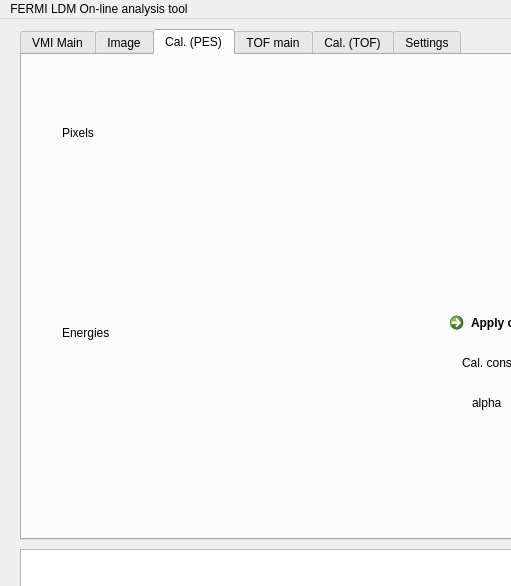
The window that gui_scripts/files_to_build_gui/form.ui (a-ngai/SolvatedElectronsBeamtime) describes before a commit, drawn with Qt 5; both pictures show x 0 to 511 and y 0 to 586 of the 662 by 669 pixel window.
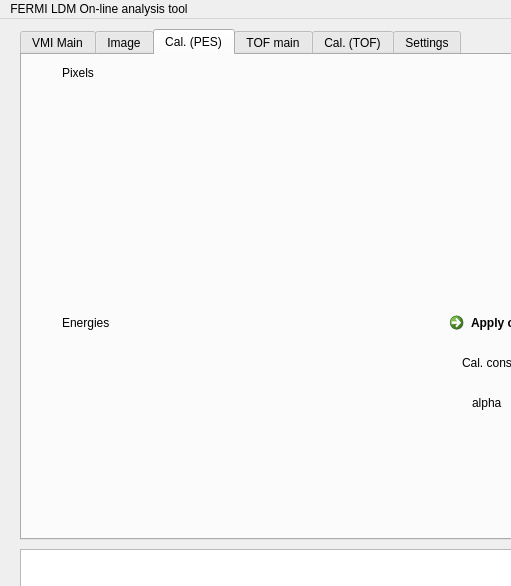
The same window after the commit. The open tabs and pages were chosen to show the change.

Diff of the .ui file:
```diff
--- a/gui_scripts/files_to_build_gui/form.ui
+++ b/gui_scripts/files_to_build_gui/form.ui
@@ -787,9 +787,9 @@
       <property name="geometry">
        <rect>
         <x>30</x>
-        <y>100</y>
+        <y>40</y>
         <width>351</width>
-        <height>101</height>
+        <height>181</height>
        </rect>
       </property>
       <layout class="QGridLayout" name="pes_show_pixels"/>
@@ -798,9 +798,9 @@
       <property name="geometry">
        <rect>
         <x>30</x>
-        <y>300</y>
+        <y>290</y>
         <width>351</width>
-        <height>91</height>
+        <height>181</height>
        </rect>
       </property>
       <layout class="QGridLayout" name="pes_show_energy"/>
@@ -809,7 +809,7 @@
       <property name="geometry">
        <rect>
         <x>40</x>
-        <y>70</y>
+        <y>10</y>
         <width>49</width>
         <height>16</height>
        </rect>
@@ -822,7 +822,7 @@
       <property name="geometry">
        <rect>
         <x>40</x>
-        <y>270</y>
+        <y>260</y>
         <width>49</width>
         <height>16</height>
        </rect>
```
Left out of the diff: 24 changed lines with no effect on the pictures.
